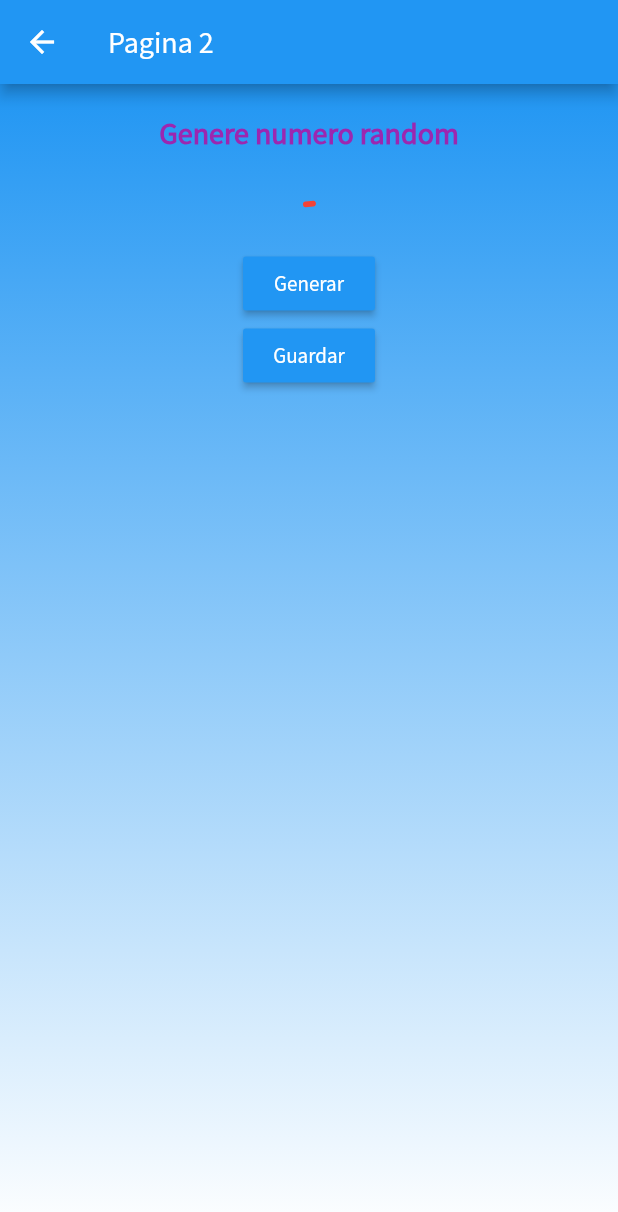
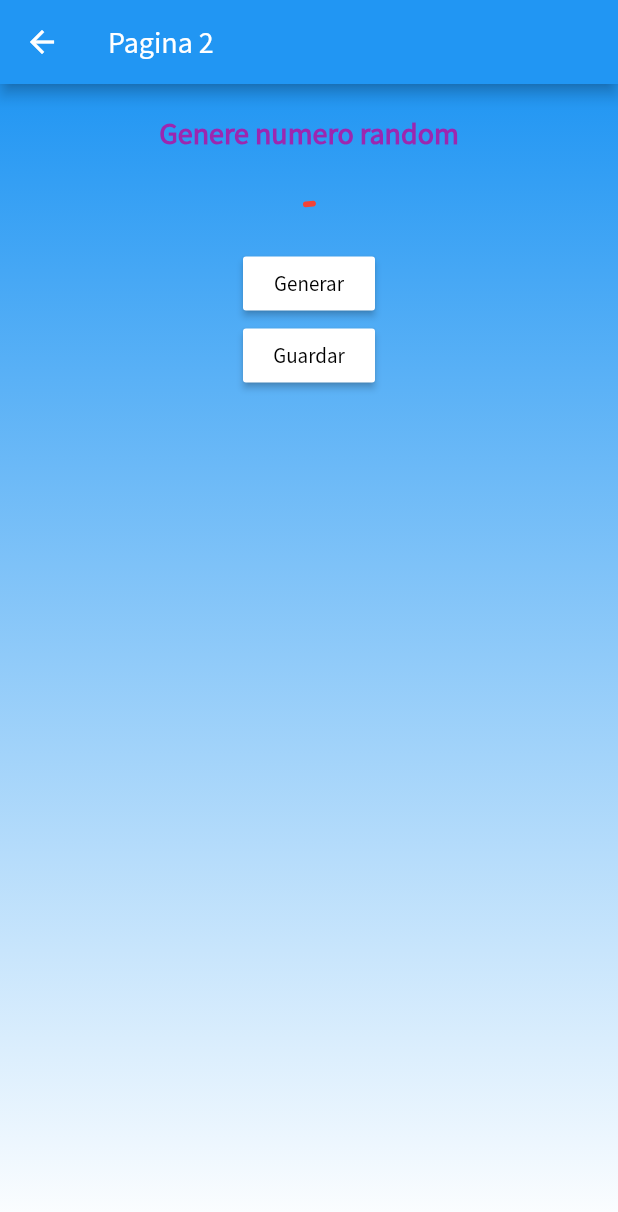
Before and after one commit to DanielBarragan96/android_pre_p1, a Flutter app: the SecondPage screen opened directly with empty values, on a phone screen of 412 x 824 dp. Shown: the top 1212 px of the screen. Run offline on Flutter 3.47's test engine with Material 2 defaults, Android fonts, the phone set to English and light mode, and no system bars; network calls fail.

Commit message:
modificaciones de formato

```diff
--- a/lib/main.dart
+++ b/lib/main.dart
@@ -45,6 +45,10 @@ class MyApp extends StatelessWidget {
             fontSize: 14,
             color: Colors.white,
           ),
+          headline6: TextStyle(
+            fontSize: 14,
+            color: Colors.black,
+          ),
         ),
       ),
       home: HomePage(),
--- a/lib/second_page.dart
+++ b/lib/second_page.dart
@@ -68,10 +68,9 @@ class _SecondPageState extends State<SecondPage> {
                 },
                 child: Text(
                   "Generar",
-                  style: Theme.of(context).textTheme.button,
+                  style: Theme.of(context).textTheme.headline6,
                 ),
-                color: Theme.of(context).primaryColor,
-                textColor: Colors.white,
+                color: Colors.white,
               ),
               MaterialButton(
                 onPressed: () {
@@ -82,10 +81,9 @@ class _SecondPageState extends State<SecondPage> {
                 },
                 child: Text(
                   "Guardar",
-                  style: Theme.of(context).textTheme.button,
+                  style: Theme.of(context).textTheme.headline6,
                 ),
-                color: Theme.of(context).primaryColor,
-                textColor: Colors.white,
+                color: Colors.white,
               ),
             ],
           ),
```
